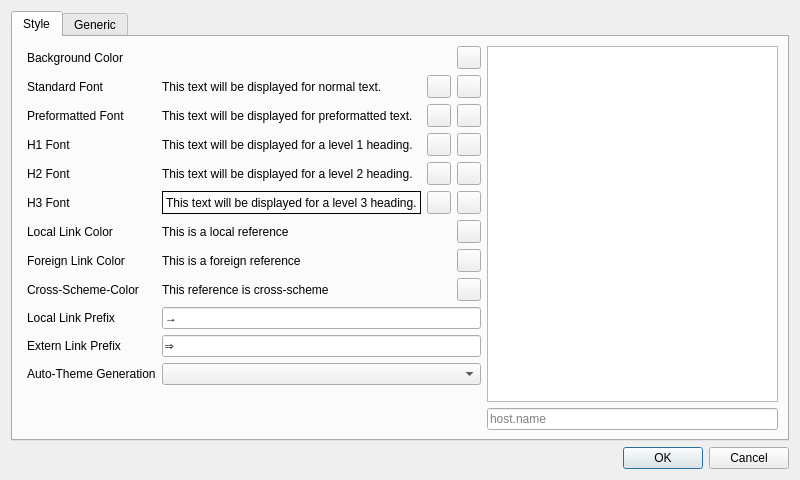
Old version of the form settingsdialog.ui in the repository ikskuh/kristall.
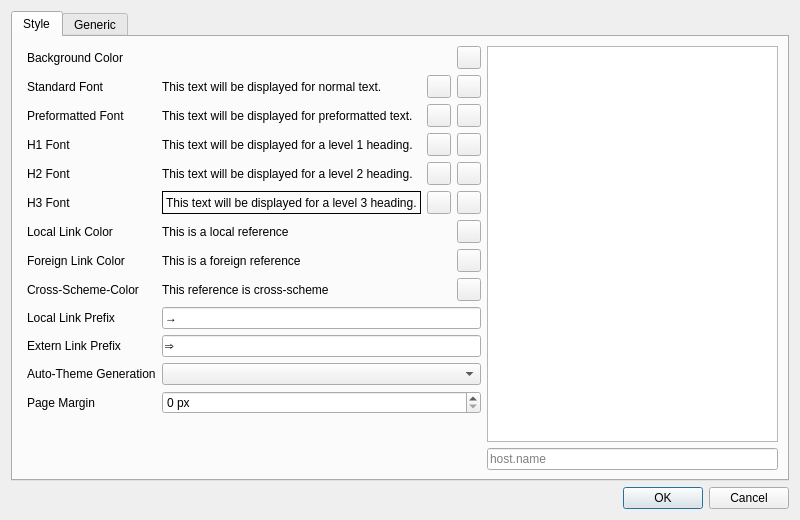
New version of the form. Icons and pictures are not drawn.

Commit message: Improves navigation with hotkeys, adds sane default theme, adds page margin settings.

The edit to the form file:
```diff
--- a/settingsdialog.ui
+++ b/settingsdialog.ui
@@ -7,7 +7,7 @@
     <x>0</x>
     <y>0</y>
     <width>800</width>
-    <height>480</height>
+    <height>520</height>
    </rect>
   </property>
   <property name="windowTitle">
@@ -416,6 +416,26 @@
          <item row="11" column="1">
           <widget class="QComboBox" name="auto_theme"/>
          </item>
+         <item row="12" column="0">
+          <widget class="QLabel" name="label_13">
+           <property name="text">
+            <string>Page Margin</string>
+           </property>
+          </widget>
+         </item>
+         <item row="12" column="1">
+          <widget class="QDoubleSpinBox" name="page_margin">
+           <property name="suffix">
+            <string> px</string>
+           </property>
+           <property name="decimals">
+            <number>0</number>
+           </property>
+           <property name="maximum">
+            <double>350.000000000000000</double>
+           </property>
+          </widget>
+         </item>
         </layout>
        </item>
        <item>
```
Left out of the diff: 2 changed lines with no effect on the pictures. The commit also changes 10 other files.
